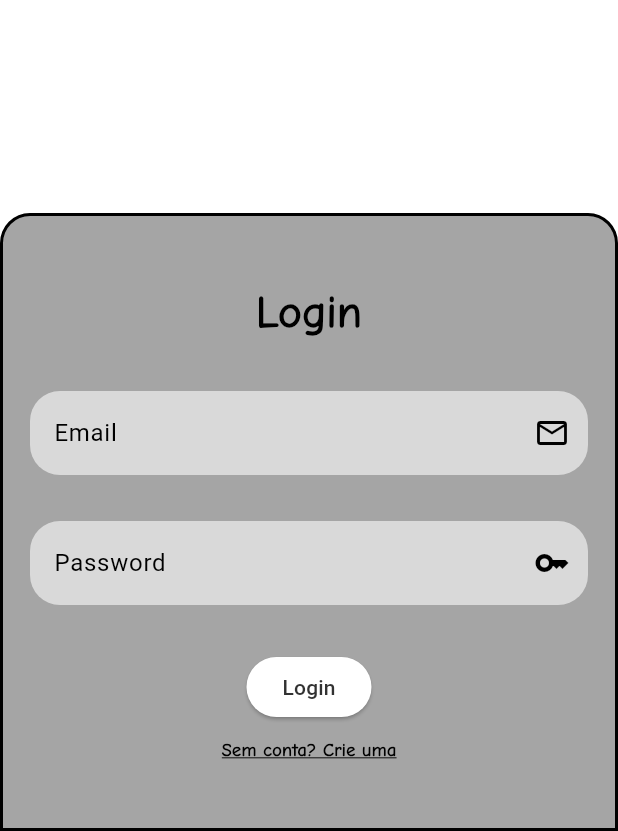
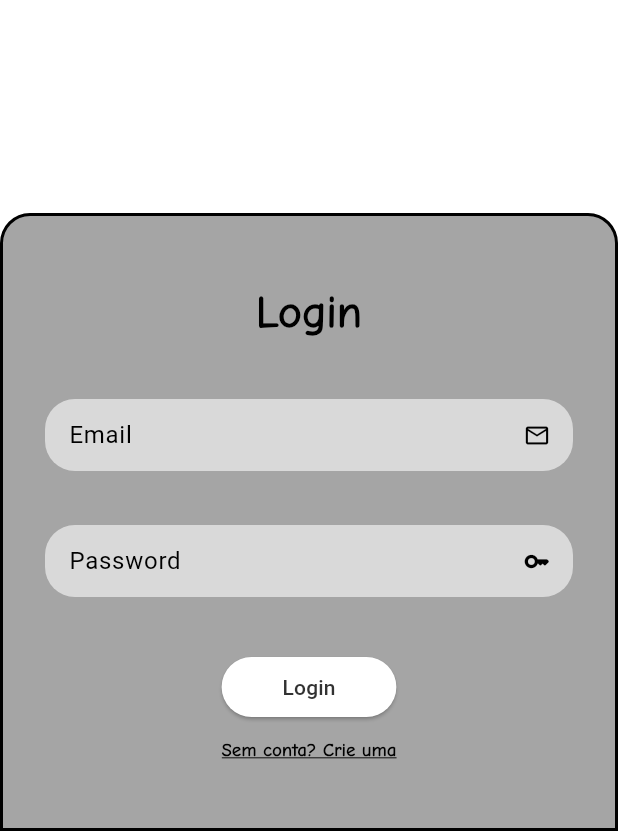
Before and after one commit to atjoao/concordo-mobile, a Flutter app: the screen it shows after launch, on a phone screen of 412 x 824 dp, the part 405-1236 px from its top. Run offline on Flutter 3.47's test engine with Material 3 defaults, Android fonts, the phone set to English and light mode, and no system bars; our stand-ins replace flutter_svg, shared_preferences; accounts and stored records are empty.

Commit message:
(You're out of touch) I'm out of time (Time) But I'm out of my head when you're not around
-- idk more dign
but no animation :sob:😭

```diff
--- a/lib/pages/auth/auth_page.dart
+++ b/lib/pages/auth/auth_page.dart
@@ -1,10 +1,27 @@
 import 'package:Concordo/pages/auth/components/login_comp.dart';
+import 'package:Concordo/pages/auth/components/register_comp.dart';
+import 'package:Concordo/pages/auth/enum.dart';
 import 'package:flutter/material.dart';
 import 'package:flutter/widgets.dart';
 import 'package:flutter_svg/svg.dart';
 
-class AuthPage extends StatelessWidget {
+class AuthPage extends StatefulWidget {
+  //final AuthForm authForm = AuthForm.login;
+
   const AuthPage({super.key});
+
+  @override
+  State<AuthPage> createState() => _AuthPage();
+}
+
+class _AuthPage extends State<AuthPage> {
+  AuthForm _currentForm = AuthForm.login;
+
+  void _changeForm(AuthForm newForm) {
+    setState(() {
+      _currentForm = newForm;
+    });
+  }
 
   @override
   Widget build(BuildContext context) {
@@ -45,7 +62,9 @@ class AuthPage extends StatelessWidget {
                 topRight: Radius.circular(20.0),
               ),
             ),
-            child: const LoginComp(),
+            child: _currentForm == AuthForm.login
+                ? LoginComp(changeForm: _changeForm)
+                : RegisterComp(changeForm: _changeForm),
           ),
         )
       ],
--- a/lib/pages/auth/components/login_comp.dart
+++ b/lib/pages/auth/components/login_comp.dart
@@ -1,7 +1,10 @@
+import 'package:Concordo/pages/auth/enum.dart';
 import 'package:flutter/material.dart';
 
 class LoginComp extends StatelessWidget {
-  const LoginComp({super.key});
+  final void Function(AuthForm) changeForm;
+
+  const LoginComp({super.key, required this.changeForm});
 
   @override
   Widget build(BuildContext context) {
@@ -11,7 +14,7 @@ class LoginComp extends StatelessWidget {
           minHeight: MediaQuery.of(context).size.height * 0.5,
         ),
         child: Padding(
-          padding: const EdgeInsets.symmetric(horizontal: 20.0, vertical: 45.0),
+          padding: const EdgeInsets.symmetric(horizontal: 30.0, vertical: 45.0),
           child: Column(
             mainAxisAlignment: MainAxisAlignment.spaceBetween,
             children: [
@@ -25,10 +28,15 @@ class LoginComp extends StatelessWidget {
                 ),
               ),
               TextField(
+                keyboardType: TextInputType.emailAddress,
                 decoration: InputDecoration(
+                  isDense: true,
                   filled: true,
                   fillColor: const Color.fromRGBO(217, 217, 217, 1),
                   hintText: "Email",
+                  hintStyle: const TextStyle(
+                    color: Color.fromRGBO(0, 0, 0, 1),
+                  ),
                   border: OutlineInputBorder(
                     borderRadius: BorderRadius.circular(20.0),
                     borderSide: BorderSide.none,
@@ -46,10 +54,15 @@ class LoginComp extends StatelessWidget {
                 ),
               ),
               TextField(
+                obscureText: true,
                 decoration: InputDecoration(
+                  isDense: true,
                   filled: true,
                   fillColor: const Color.fromRGBO(217, 217, 217, 1),
                   hintText: "Password",
+                  hintStyle: const TextStyle(
+                    color: Color.fromRGBO(0, 0, 0, 1),
+                  ),
                   border: OutlineInputBorder(
                     borderRadius: BorderRadius.circular(20.0),
                     borderSide: BorderSide.none,
@@ -61,22 +74,34 @@ class LoginComp extends StatelessWidget {
                     widthFactor: 1.0,
                     heightFactor: 1.0,
                     child: Icon(
-                      Icons.key_outlined,
+                      Icons.key_rounded,
                     ),
                   ),
                 ),
               ),
-              Column(
+              IntrinsicWidth(
+                child: Column(
+                  crossAxisAlignment: CrossAxisAlignment.stretch,
                   children: [
                     ElevatedButton(
                       onPressed: () {},
+                      style: ElevatedButton.styleFrom(
+                        shape: RoundedRectangleBorder(
+                          borderRadius: BorderRadius.circular(20.0),
+                        ),
+                      ),
                       child: const Text("Login"),
                     ),
                     const SizedBox(
                       height: 10.0,
                     ),
-                  const Text(
+                    GestureDetector(
+                      onTap: () {
+                        changeForm(AuthForm.register);
+                      },
+                      child: const Text(
                         'Sem conta? Crie uma',
+                        key: Key("create-account"),
                         style: TextStyle(
                           color: Color.fromRGBO(0, 0, 0, 1),
                           fontSize: 12.0,
@@ -85,7 +110,9 @@ class LoginComp extends StatelessWidget {
                           fontWeight: FontWeight.bold,
                         ),
                       ),
+                    ),
                   ],
+                ),
               ),
             ],
           ),
--- /dev/null
+++ b/lib/pages/auth/enum.dart
@@ -0,0 +1 @@
+enum AuthForm { register, login }
--- a/lib/states/auth_state.dart
+++ b/lib/states/auth_state.dart
@@ -43,7 +43,7 @@ class AuthState extends ChangeNotifier {
   Future<bool> checkToken() async {
     final prefs = await SharedPreferences.getInstance();
     final token = prefs.getString("token");
-    print("token ${token}");
+    print("token $token");
     if (token != null) {
       authInfo.token = token;
       return true;
```
Also changed, not shown: lib/pages/auth/components/register_comp.dart (+149 -0 lines). Lines whose indentation alone changed are shown as unchanged.
